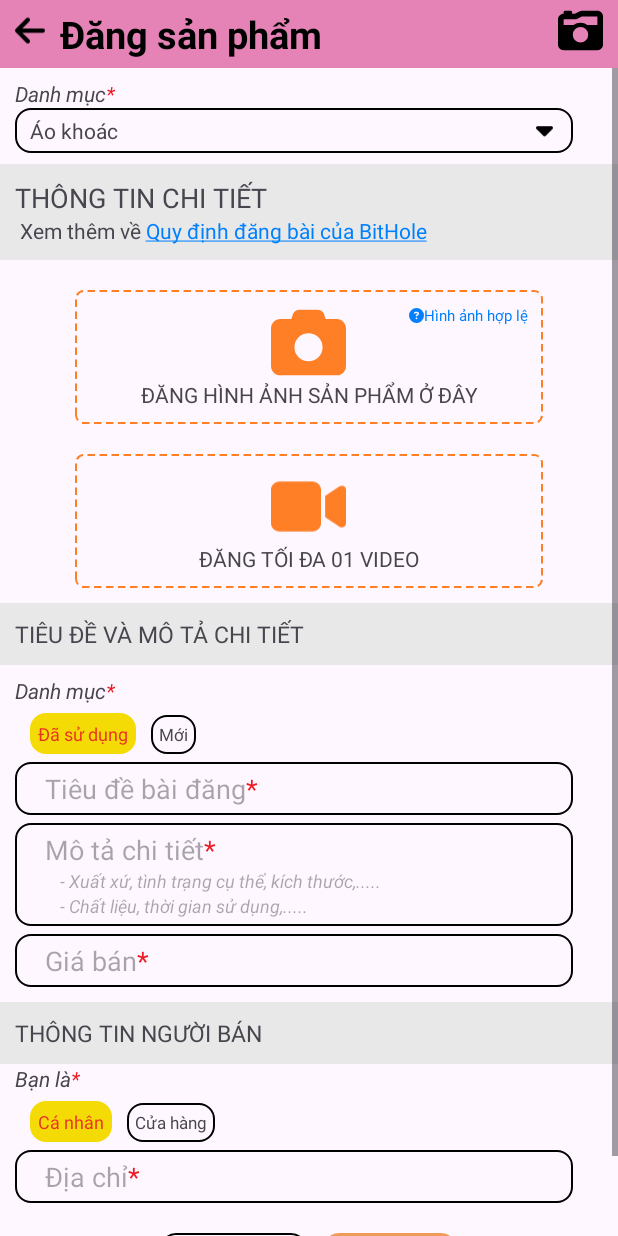
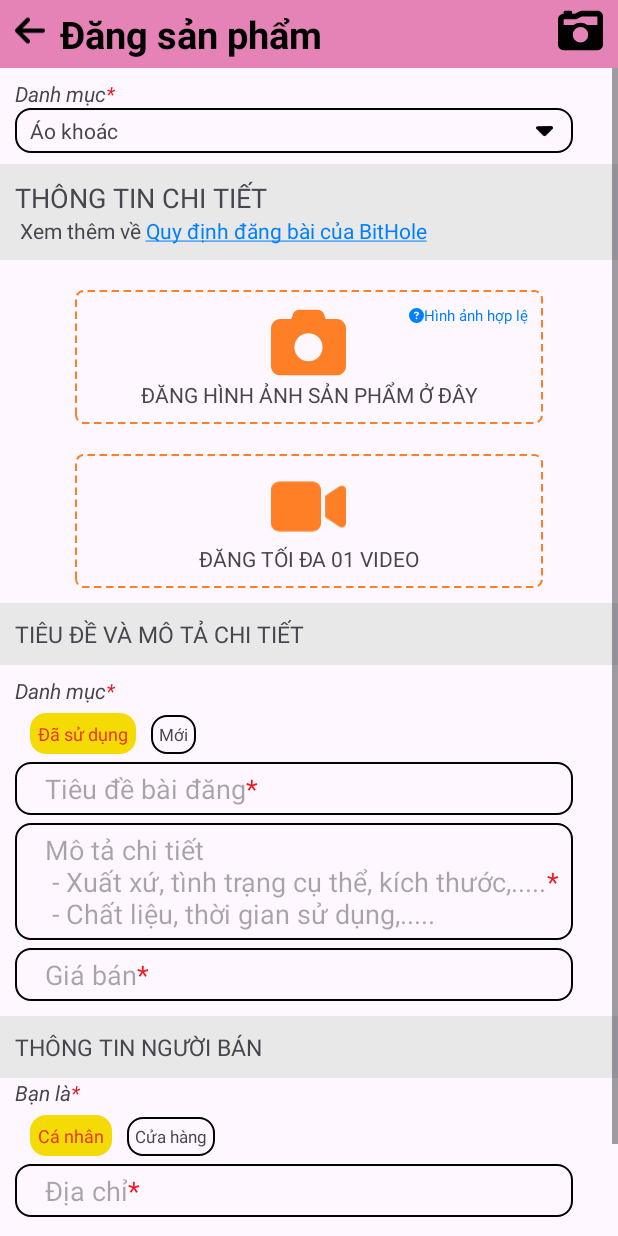
Before and after one commit to tognoek/bithole, an Android app: the DangSanPhamActivity screen opened directly, with no data from a screen before it, on a phone screen of 412 x 824 dp. Run offline under Robolectric (Android 15) with nearby library versions, the phone set to English and light mode, and no system bars.

Commit message:
Save HeHe

```diff
--- a/app/src/main/java/com/example/myapplication/MainActivity.java
+++ b/app/src/main/java/com/example/myapplication/MainActivity.java
@@ -74,7 +74,7 @@ public class MainActivity extends AppCompatActivity {
         findViewById(R.id.nextpage).setOnClickListener(new View.OnClickListener() {
             @Override
             public void onClick(View view) {
-                startActivity(new Intent(MainActivity.this, thongke.class));
+                startActivity(new Intent(MainActivity.this, DangSanPhamActivity.class));
             }
         });
     }
--- a/app/src/main/res/layout/activity_dang_san_pham.xml
+++ b/app/src/main/res/layout/activity_dang_san_pham.xml
@@ -343,7 +343,7 @@
                     <EditText
                         android:layout_width="wrap_content"
                         android:layout_height="wrap_content"
-                        android:hint="Mô tả chi tiết"
+                        android:hint="Mô tả chi tiết \n - Xuất xứ, tình trạng cụ thể, kích thước,.....\n - Chất liệu, thời gian sử dụng,....."
                         android:background="@null"/>
 
                     <EditText
@@ -353,25 +353,6 @@
                         android:textColor="#ED1C24"
                         android:background="@null" />
                 </LinearLayout>
-                <EditText
-                    android:id="@+id/textmota_1"
-                    android:layout_below="@id/textmota"
-                    android:layout_width="wrap_content"
-                    android:layout_height="wrap_content"
-                    android:paddingStart="20dp"
-                    android:hint="- Xuất xứ, tình trạng cụ thể, kích thước,....."
-                    android:textSize="12dp"
-                    android:textStyle="italic"
-                    android:background="@null"/>
-                <EditText
-                    android:layout_below="@id/textmota_1"
-                    android:layout_width="wrap_content"
-                    android:layout_height="wrap_content"
-                    android:paddingStart="20dp"
-                    android:hint="- Chất liệu, thời gian sử dụng,....."
-                    android:textSize="12dp"
-                    android:textStyle="italic"
-                    android:background="@null"/>
             </RelativeLayout>
             <FrameLayout
                 android:layout_marginTop="5dp"
```
